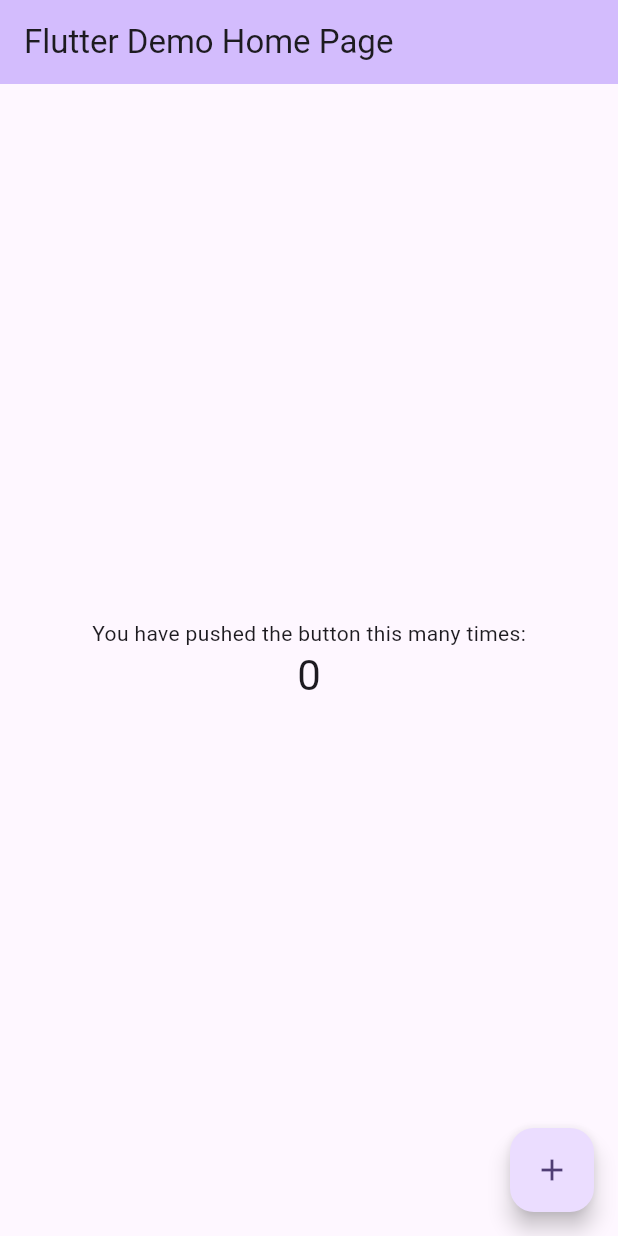
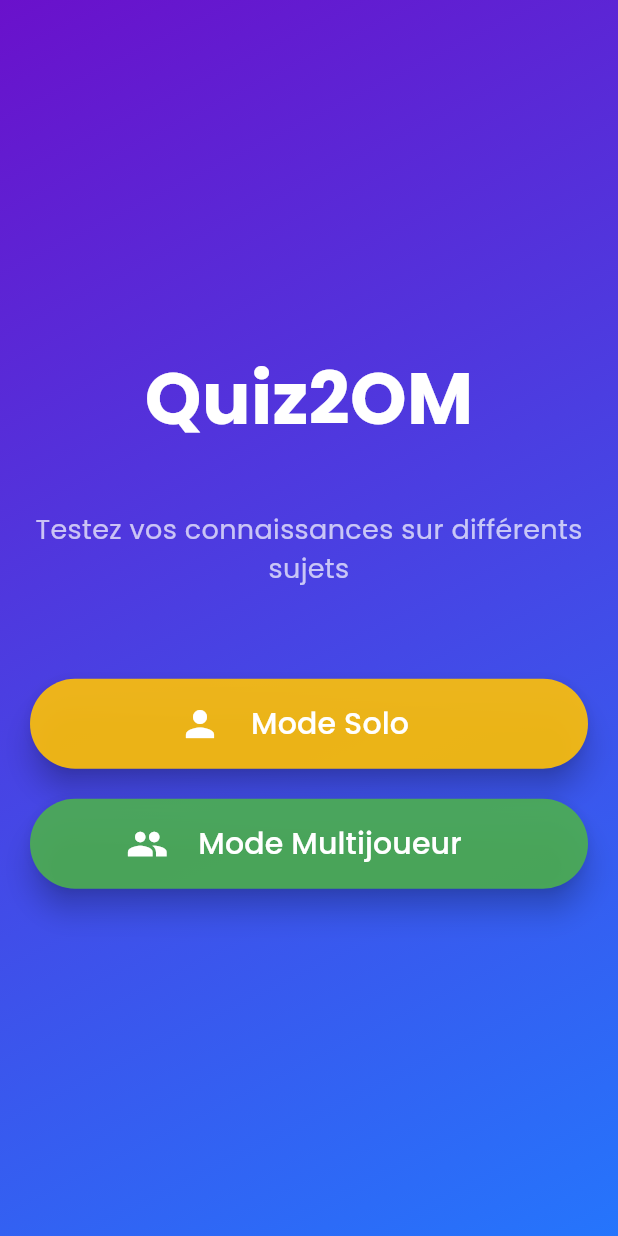
Before and after one commit to Wimiiiiiii/quiz2om, a Flutter app: the screen it shows after launch, on a phone screen of 412 x 824 dp. Run offline on Flutter 3.47's test engine with Material 3 defaults, Android fonts, the light colour scheme and no system bars; drawn by our look-alikes of flutter_animate; our stand-ins replace google_fonts, sqflite; accounts and stored records are empty.

Commit message:
first commit

```diff
--- a/lib/main.dart
+++ b/lib/main.dart
@@ -1,4 +1,5 @@
 import 'package:flutter/material.dart';
+import 'package:quiz2om/screens/home_screen.dart';
 
 void main() {
   runApp(const MyApp());
@@ -7,116 +8,19 @@ void main() {
 class MyApp extends StatelessWidget {
   const MyApp({super.key});
 
-  // This widget is the root of your application.
   @override
   Widget build(BuildContext context) {
     return MaterialApp(
-      title: 'Flutter Demo',
+      title: 'Quiz2BM',
+      debugShowCheckedModeBanner: false,
       theme: ThemeData(
-        // This is the theme of your application.
-        //
-        // TRY THIS: Try running your application with "flutter run". You'll see
-        // the application has a purple toolbar. Then, without quitting the app,
-        // try changing the seedColor in the colorScheme below to Colors.green
-        // and then invoke "hot reload" (save your changes or press the "hot
-        // reload" button in a Flutter-supported IDE, or press "r" if you used
-        // the command line to start the app).
-        //
-        // Notice that the counter didn't reset back to zero; the application
-        // state is not lost during the reload. To reset the state, use hot
-        // restart instead.
-        //
-        // This works for code too, not just values: Most code changes can be
-        // tested with just a hot reload.
-        colorScheme: ColorScheme.fromSeed(seedColor: Colors.deepPurple),
+        colorScheme: ColorScheme.fromSeed(
+          seedColor: Colors.deepPurple,
+          brightness: Brightness.dark,
+        ),
+        useMaterial3: true,
       ),
-      home: const MyHomePage(title: 'Flutter Demo Home Page'),
+      home: const HomeScreen(),
     );
   }
 }
-
-class MyHomePage extends StatefulWidget {
-  const MyHomePage({super.key, required this.title});
-
-  // This widget is the home page of your application. It is stateful, meaning
-  // that it has a State object (defined below) that contains fields that affect
-  // how it looks.
-
-  // This class is the configuration for the state. It holds the values (in this
-  // case the title) provided by the parent (in this case the App widget) and
-  // used by the build method of the State. Fields in a Widget subclass are
-  // always marked "final".
-
-  final String title;
-
-  @override
-  State<MyHomePage> createState() => _MyHomePageState();
-}
-
-class _MyHomePageState extends State<MyHomePage> {
-  int _counter = 0;
-
-  void _incrementCounter() {
-    setState(() {
-      // This call to setState tells the Flutter framework that something has
-      // changed in this State, which causes it to rerun the build method below
-      // so that the display can reflect the updated values. If we changed
-      // _counter without calling setState(), then the build method would not be
-      // called again, and so nothing would appear to happen.
-      _counter++;
-    });
-  }
-
-  @override
-  Widget build(BuildContext context) {
-    // This method is rerun every time setState is called, for instance as done
-    // by the _incrementCounter method above.
-    //
-    // The Flutter framework has been optimized to make rerunning build methods
-    // fast, so that you can just rebuild anything that needs updating rather
-    // than having to individually change instances of widgets.
-    return Scaffold(
-      appBar: AppBar(
-        // TRY THIS: Try changing the color here to a specific color (to
-        // Colors.amber, perhaps?) and trigger a hot reload to see the AppBar
-        // change color while the other colors stay the same.
-        backgroundColor: Theme.of(context).colorScheme.inversePrimary,
-        // Here we take the value from the MyHomePage object that was created by
-        // the App.build method, and use it to set our appbar title.
-        title: Text(widget.title),
-      ),
-      body: Center(
-        // Center is a layout widget. It takes a single child and positions it
-        // in the middle of the parent.
-        child: Column(
-          // Column is also a layout widget. It takes a list of children and
-          // arranges them vertically. By default, it sizes itself to fit its
-          // children horizontally, and tries to be as tall as its parent.
-          //
-          // Column has various properties to control how it sizes itself and
-          // how it positions its children. Here we use mainAxisAlignment to
-          // center the children vertically; the main axis here is the vertical
-          // axis because Columns are vertical (the cross axis would be
-          // horizontal).
-          //
-          // TRY THIS: Invoke "debug painting" (choose the "Toggle Debug Paint"
-          // action in the IDE, or press "p" in the console), to see the
-          // wireframe for each widget.
-          mainAxisAlignment: MainAxisAlignment.center,
-          children: <Widget>[
-            const Text('You have pushed the button this many times:'),
-            Text(
-              '$_counter',
-              style: Theme.of(context).textTheme.headlineMedium,
-            ),
-          ],
-        ),
-      ),
-      floatingActionButton: FloatingActionButton(
-        onPressed: _incrementCounter,
-        tooltip: 'Increment',
-        child: const Icon(Icons.add),
-      ), // This trailing comma makes auto-formatting nicer for build methods.
-    );
-  }
-}
--- /dev/null
+++ b/lib/screens/home_screen.dart
@@ -0,0 +1,104 @@
+import 'package:flutter/material.dart';
+import 'package:flutter_animate/flutter_animate.dart';
+import 'package:google_fonts/google_fonts.dart';
+import 'package:quiz2om/screens/quiz_selection_screen.dart';
+
+class HomeScreen extends StatelessWidget {
+  const HomeScreen({super.key});
+
+  @override
+  Widget build(BuildContext context) {
+    return Scaffold(
+      body: Container(
+        decoration: const BoxDecoration(
+          gradient: LinearGradient(
+            begin: Alignment.topLeft,
+            end: Alignment.bottomRight,
+            colors: [Color(0xFF6A11CB), Color(0xFF2575FC)],
+          ),
+        ),
+        child: Center(
+          child: Padding(
+            padding: const EdgeInsets.all(20.0),
+            child: Column(
+              mainAxisAlignment: MainAxisAlignment.center,
+              children: [
+                Text(
+                  'Quiz2OM',
+                  style: GoogleFonts.poppins(
+                    fontSize: 48,
+                    fontWeight: FontWeight.bold,
+                    color: Colors.white,
+                  ),
+                ).animate().fadeIn().scale(),
+                const SizedBox(height: 40),
+                Text(
+                  'Testez vos connaissances sur différents sujets',
+                  textAlign: TextAlign.center,
+                  style: GoogleFonts.poppins(
+                    fontSize: 18,
+                    color: Colors.white70,
+                  ),
+                ).animate().fadeIn(delay: 300.ms),
+                const SizedBox(height: 60),
+                _buildModeButton(
+                  context,
+                  'Mode Solo',
+                  Icons.person,
+                  Colors.amber,
+                      () => _navigateToQuizSelection(context, 'solo'),
+                ),
+                const SizedBox(height: 20),
+                _buildModeButton(
+                  context,
+                  'Mode Multijoueur',
+                  Icons.people,
+                  Colors.green,
+                      () => _navigateToQuizSelection(context, 'multi'),
+                ),
+              ],
+            ),
+          ),
+        ),
+      ),
+    );
+  }
+
+  Widget _buildModeButton(
+      BuildContext context,
+      String text,
+      IconData icon,
+      Color color,
+      VoidCallback onPressed,
+      ) {
+    return ElevatedButton.icon(
+      icon: Icon(icon, size: 28),
+      label: Padding(
+        padding: const EdgeInsets.all(12.0),
+        child: Text(
+          text,
+          style: GoogleFonts.poppins(fontSize: 20),
+        ),
+      ),
+      style: ElevatedButton.styleFrom(
+        backgroundColor: color.withOpacity(0.9),
+        foregroundColor: Colors.white,
+        shape: RoundedRectangleBorder(
+          borderRadius: BorderRadius.circular(30),
+        ),
+        elevation: 8,
+        minimumSize: const Size(double.infinity, 60),
+      ),
+      onPressed: onPressed,
+    ).animate().fadeIn(delay: 600.ms).slideY(begin: 0.5);
+  }
+
+  void _navigateToQuizSelection(BuildContext context, String mode) {
+    Navigator.push(
+      context,
+      MaterialPageRoute(
+        builder: (context) => QuizSelectionScreen(gameMode: mode),
+      ),
+    );
+  }
+}
```
Also changed, not shown: lib/models/category.dart (added, +37 -0 lines), lib/models/quiz.dart (added, +43 -0 lines), lib/screens/quiz_screen.dart (added, +62 -0 lines), lib/screens/quiz_selection_screen.dart (added, +225 -0 lines), lib/services/database_helper.dart (added, +103 -0 lines), lib/services/quiz_service.dart (added, +52 -0 lines), pubspec.yaml (+8 -1 lines), lib/screens/profile_screen.dart (added), lib/screens/results_screen.dart (added), pubspec.lock, 2 other files.
